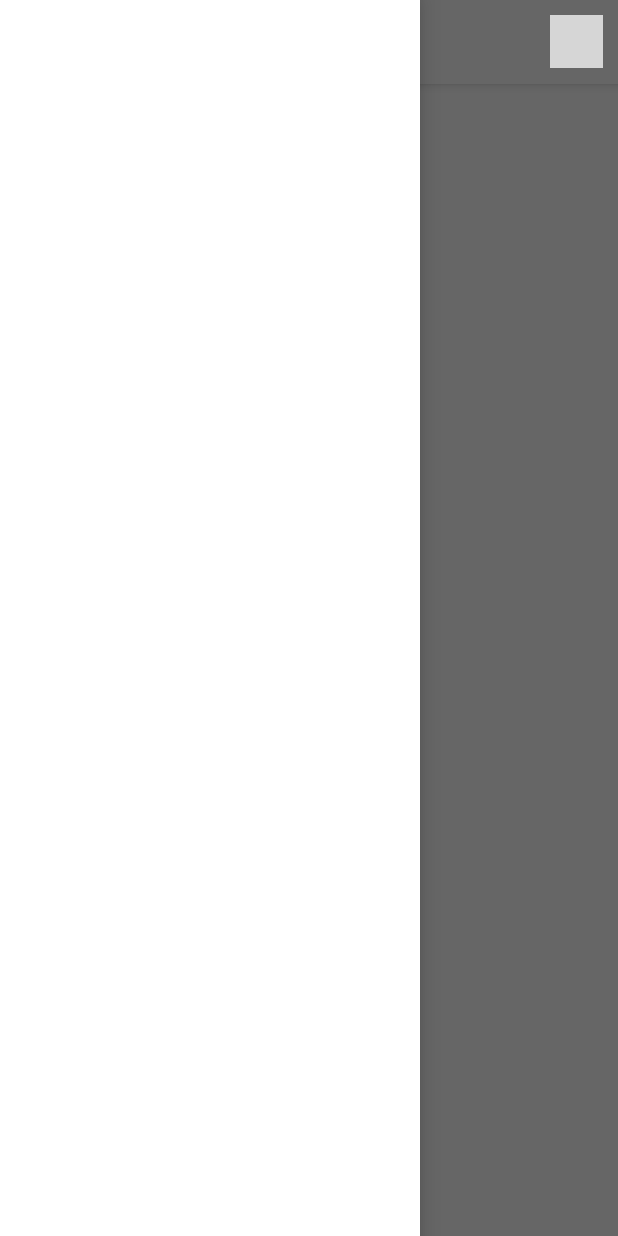
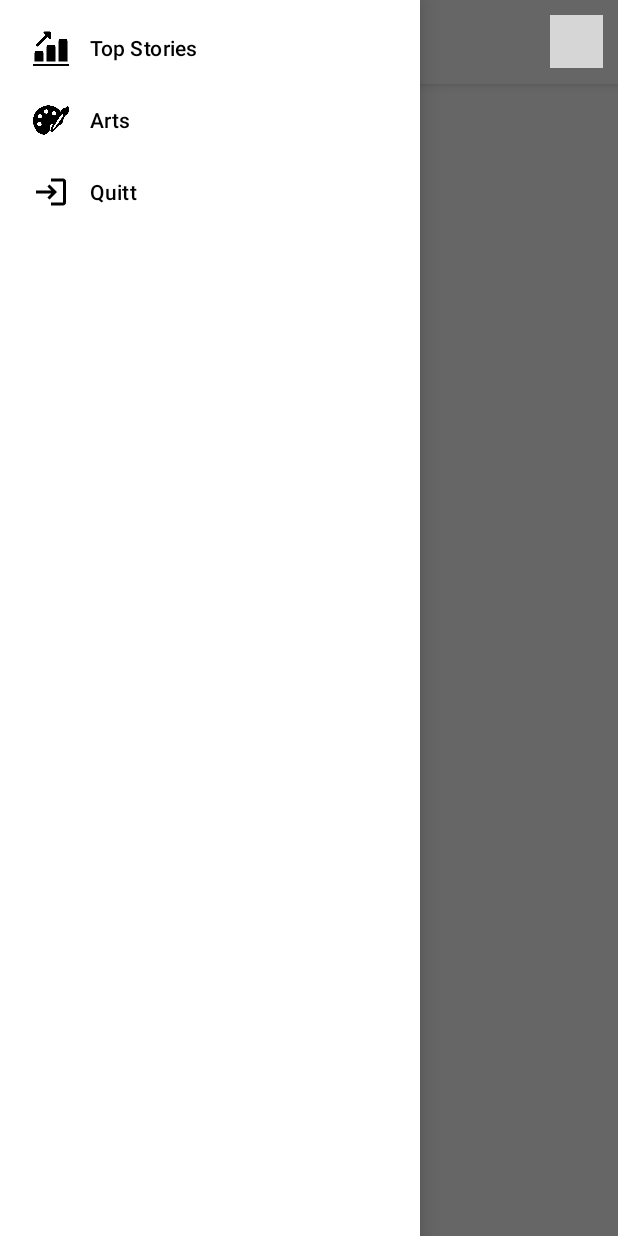
Before and after one commit to imadaufil/android-app, an Android app: the screen it shows after launch (MainActivity), with the side drawer open, on a phone screen of 412 x 824 dp. Run offline under Robolectric (Android 15) with nearby library versions, the phone set to English and light mode, and no system bars; grey boxes are pictures that could not be loaded.

Commit message:
fix: bug compile
l'erreur venait du manquement de app:menu

```diff
--- a/app/src/main/res/layout/activity_main.xml
+++ b/app/src/main/res/layout/activity_main.xml
@@ -16,6 +16,12 @@
             android:id="@+id/my_toolbar"
             layout="@layout/toolbar" />
 
+<!--        <androidx.appcompat.widget.Toolbar-->
+<!--            android:id="@+id/my_toolbar"-->
+<!--            android:layout_width="match_parent"-->
+<!--            android:layout_height="?attr/actionBarSize"-->
+<!--            app:layout_constraintTop_toTopOf="parent" />-->
+
         <FrameLayout
             android:id="@+id/fragment_container"
             android:layout_width="match_parent"
@@ -27,7 +33,8 @@
         android:id="@+id/navigationView"
         android:layout_width="wrap_content"
         android:layout_height="match_parent"
-        android:layout_gravity="start" />
+        android:layout_gravity="start"
+        app:menu="@menu/navigation_menu"/>
 
 
 </androidx.drawerlayout.widget.DrawerLayout>
```
